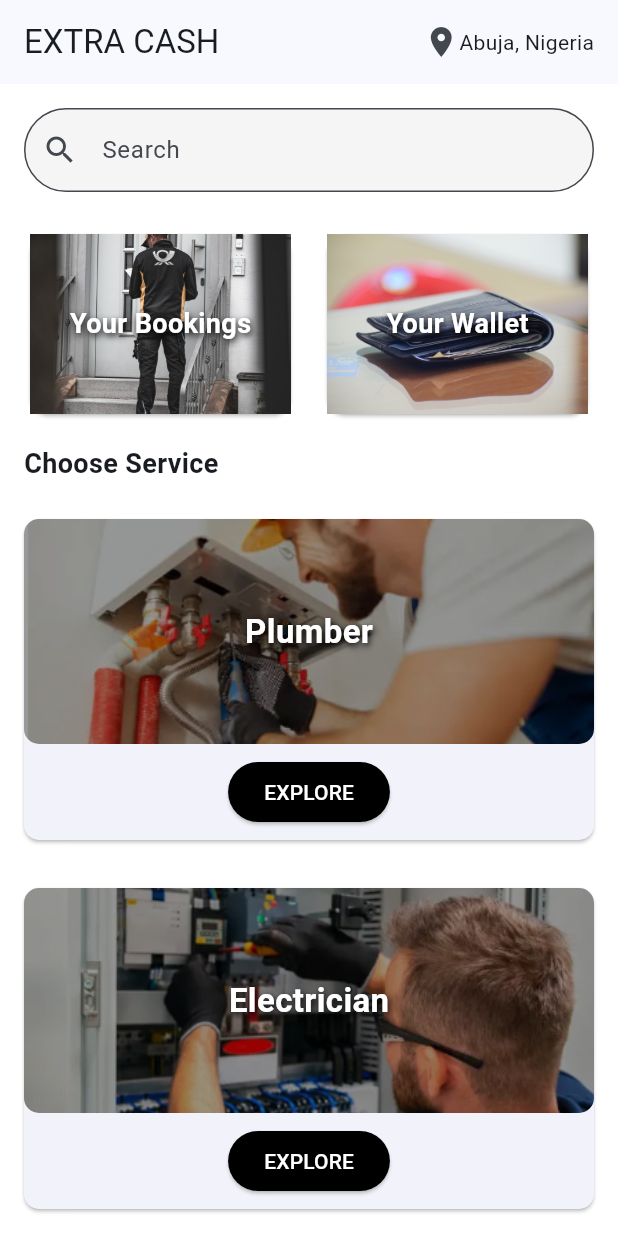
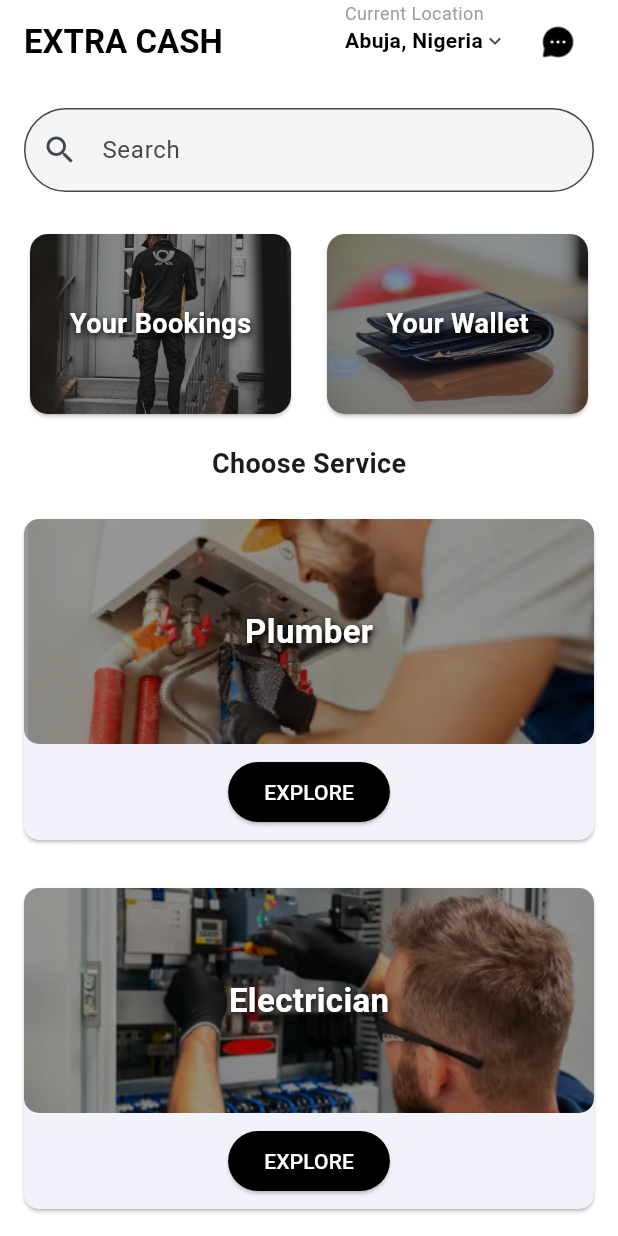
Before and after one commit to Humer-r5/Extra-Cash-App, a Flutter app: the HomePageContent screen opened directly, on a phone screen of 412 x 824 dp. Run offline on Flutter 3.47's test engine with Material 3 defaults, Android fonts, the phone set to English and light mode, and no system bars.

Commit message:
added screens and chat icon

```diff
--- a/lib/screens/home_page.dart
+++ b/lib/screens/home_page.dart
@@ -1,5 +1,9 @@
 import 'package:flutter/material.dart';
 import 'profile_page.dart';
+//import '../widgets/bottom_nav.dart';
+import '../widgets/technician_card.dart';
+import 'technician_details_screen.dart';
+import 'chat_screen.dart';
 
 class HomePage extends StatefulWidget {
   const HomePage({super.key});
@@ -49,6 +53,8 @@ class _HomePageState extends State<HomePage> {
 
 // Home Page Content
 class HomePageContent extends StatefulWidget {
+  const HomePageContent({super.key});
+
   @override
   _HomePageContentState createState() => _HomePageContentState();
 }
@@ -80,16 +86,66 @@ class _HomePageContentState extends State<HomePageContent> {
       backgroundColor: Colors.white,
       appBar: AppBar(
         automaticallyImplyLeading: false,
-        title: const Text("EXTRA CASH"),
-        actions: const [
+        title: const Text(
+          "EXTRA CASH",
+          style: TextStyle(
+            color: Colors.black, // Ensuring black text
+            fontWeight: FontWeight.bold,
+          ),
+        ),
+        backgroundColor: Colors.white, // Matching UI with a white background
+        elevation: 0, // Removing AppBar shadow for a clean look
+        actions: [
           Padding(
-            padding: EdgeInsets.only(right: 16.0),
+            padding: const EdgeInsets.only(right: 16.0),
             child: Row(
-              children: [Icon(Icons.location_on), Text("Abuja, Nigeria")],
+              children: [
+                Column(
+                  crossAxisAlignment: CrossAxisAlignment.start,
+                  children: [
+                    const Text(
+                      "Current Location",
+                      style: TextStyle(fontSize: 12, color: Colors.grey),
+                    ),
+                    Row(
+                      children: [
+                        const Text(
+                          "Abuja, Nigeria",
+                          style: TextStyle(
+                            fontSize: 14,
+                            fontWeight: FontWeight.bold,
+                            color: Colors.black,
+                          ),
+                        ),
+                        const Icon(Icons.keyboard_arrow_down, size: 16),
+                      ],
+                    ),
+                  ],
+                ),
+                const SizedBox(
+                  width: 10,
+                ), // Spacing between location & chat icon
+                IconButton(
+                  icon: Image.asset(
+                    "assets/msg_icon.png", // Custom chat icon
+                    width: 24,
+                    height: 24,
+                  ),
+                  onPressed: () {
+                    Navigator.push(
+                      context,
+                      MaterialPageRoute(
+                        builder: (context) => const ChatScreen(),
+                      ),
+                    ); // Add chat navigation logic here
+                  },
+                ),
+              ],
             ),
           ),
         ],
       ),
+
       body: SingleChildScrollView(
         controller: _scrollController,
         child: Column(
@@ -115,6 +171,7 @@ class _HomePageContentState extends State<HomePageContent> {
               ),
             ),
             // Your Bookings and Your Wallet Side by Side
+            // Your Bookings and Your Wallet Side by Side
             Padding(
               padding: const EdgeInsets.symmetric(horizontal: 16, vertical: 8),
               child: Row(
@@ -122,13 +179,26 @@ class _HomePageContentState extends State<HomePageContent> {
                   // Your Bookings
                   Expanded(
                     child: Card(
+                      clipBehavior:
+                          Clip.antiAlias, // Ensures overlay follows card shape
                       child: Stack(
                         children: [
-                          Image.asset(
+                          ClipRRect(
+                            borderRadius: BorderRadius.circular(10),
+                            child: ColorFiltered(
+                              colorFilter: ColorFilter.mode(
+                                Colors.black.withOpacity(
+                                  0.4,
+                                ), // Same dark overlay
+                                BlendMode.darken,
+                              ),
+                              child: Image.asset(
                                 "assets/bookings.jpg",
                                 fit: BoxFit.cover,
                                 height: 120, // Adjust height as per your image
                                 width: double.infinity,
+                              ),
+                            ),
                           ),
                           Positioned.fill(
                             child: Center(
@@ -157,13 +227,26 @@ class _HomePageContentState extends State<HomePageContent> {
                   // Your Wallet
                   Expanded(
                     child: Card(
+                      clipBehavior:
+                          Clip.antiAlias, // Ensures overlay follows card shape
                       child: Stack(
                         children: [
-                          Image.asset(
+                          ClipRRect(
+                            borderRadius: BorderRadius.circular(10),
+                            child: ColorFiltered(
+                              colorFilter: ColorFilter.mode(
+                                Colors.black.withOpacity(
+                                  0.4,
+                                ), // Same dark overlay
+                                BlendMode.darken,
+                              ),
+                              child: Image.asset(
                                 "assets/wallet.jpg",
                                 fit: BoxFit.cover,
                                 height: 120, // Adjust height as per your image
                                 width: double.infinity,
+                              ),
+                            ),
                           ),
                           Positioned.fill(
                             child: Center(
@@ -191,11 +274,12 @@ class _HomePageContentState extends State<HomePageContent> {
                 ],
               ),
             ),
+
             // Choose Service Section
             Padding(
               padding: const EdgeInsets.symmetric(horizontal: 16, vertical: 8),
               child: const Align(
-                alignment: Alignment.centerLeft,
+                alignment: Alignment.center,
                 child: Text(
                   "Choose Service",
                   style: TextStyle(fontSize: 18, fontWeight: FontWeight.bold),
@@ -319,7 +403,6 @@ class ServiceCard extends StatelessWidget {
   }
 }
 
-// Service Detail Page (Shows details of selected service)
 class ServiceDetailPage extends StatelessWidget {
   final String title, image;
 
@@ -373,8 +456,32 @@ class ServiceDetailPage extends StatelessWidget {
                     "Active Technicians",
                     style: TextStyle(fontSize: 18, fontWeight: FontWeight.bold),
                   ),
-                  TechnicianCard(name: "TECHY 1"),
-                  TechnicianCard(name: "TECHY 2"),
+                  TechnicianCard(
+                    name: "TECHY 1",
+                    email: "techy1@example.com",
+                    location: "1901 Thornridge Cir, New York",
+                    onViewTap: () {
+                      Navigator.push(
+                        context,
+                        MaterialPageRoute(
+                          builder: (context) => const TechnicianDetailsScreen(),
+                        ),
+                      );
+                    },
+                  ),
+                  TechnicianCard(
+                    name: "TECHY 2",
+                    email: "techy2@example.com",
+                    location: "1420 Maple St, California",
+                    onViewTap: () {
+                      Navigator.push(
+                        context,
+                        MaterialPageRoute(
+                          builder: (context) => const TechnicianDetailsScreen(),
+                        ),
+                      );
+                    },
+                  ),
                 ],
               ),
             ),
@@ -384,31 +491,3 @@ class ServiceDetailPage extends StatelessWidget {
     );
   }
 }
-
-// Technician Card
-class TechnicianCard extends StatelessWidget {
-  final String name;
-
-  const TechnicianCard({super.key, required this.name});
-
-  @override
-  Widget build(BuildContext context) {
-    return Card(
-      margin: const EdgeInsets.symmetric(vertical: 8),
-      child: ListTile(
-        leading: CircleAvatar(
-          backgroundImage: AssetImage("assets/profile.png"),
-        ),
-        title: Text(name),
-        subtitle: Column(
-          crossAxisAlignment: CrossAxisAlignment.start,
-          children: const [
-            Text("example@gmail.com"),
-            Text("1901 Thornridge Cir, New York"),
-          ],
-        ),
-        trailing: ElevatedButton(onPressed: () {}, child: const Text("View")),
-      ),
-    );
-  }
-}
--- a/pubspec.yaml
+++ b/pubspec.yaml
@@ -72,6 +72,8 @@ flutter:
       - assets/ac_mechanic.png
       - assets/wallet.jpg
       - assets/bookings.jpg
+      - assets/chat_icon.webp
+      - assets/msg_icon.png
 
 
   # An image asset can refer to one or more resolution-specific "variants", see
```
Also changed, not shown: lib/screens/chat_screen.dart (added, +83 -0 lines), lib/screens/customer_info_screen.dart (added, +56 -0 lines), lib/screens/technician_details_screen.dart (added, +72 -0 lines), lib/widgets/bottom_nav.dart (added, +18 -0 lines), lib/widgets/customer_card.dart (added, +92 -0 lines), lib/widgets/technician_card.dart (added, +29 -0 lines), assets/chat_icon.webp (added), assets/msg_icon.png (added). Lines whose indentation alone changed are shown as unchanged.
